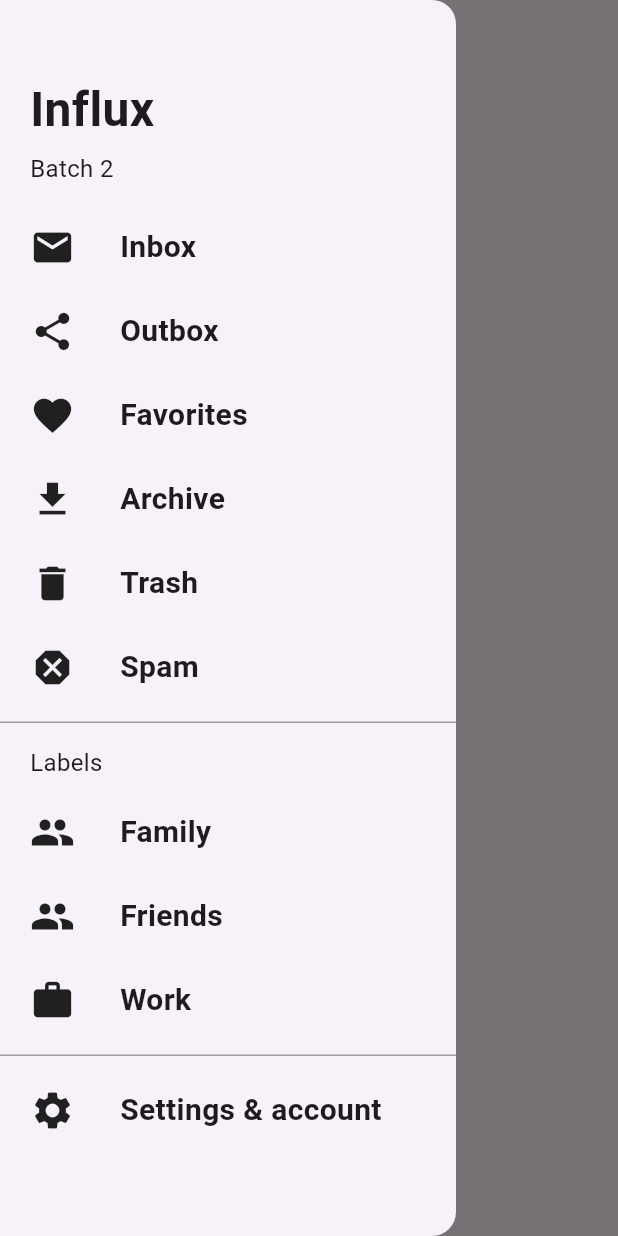
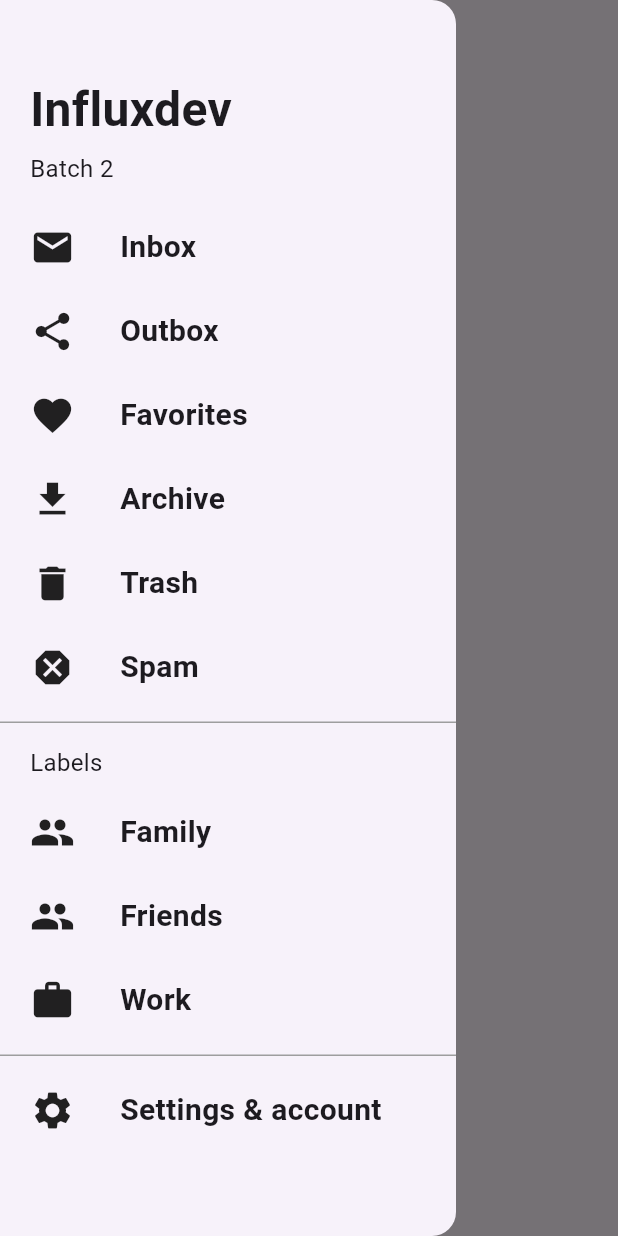
Before and after one commit to najmunoishi/flutter-practice, a Flutter app: the screen it shows after launch, with the side drawer open, on a phone screen of 412 x 824 dp. Run offline on Flutter 3.47's test engine with Material 3 defaults, Android fonts, the phone set to English and light mode, and no system bars.

```diff
--- a/practice/lib/screens/custom_drawer/drawer_screen.dart
+++ b/practice/lib/screens/custom_drawer/drawer_screen.dart
@@ -23,7 +23,7 @@ class DrawerScreen extends StatelessWidget {
                   crossAxisAlignment: CrossAxisAlignment.start,
                   children: [
                     Text(
-                      "Influx",
+                      "Influxdev",
                       style: TextStyle(
                         fontSize: 32,
                         fontWeight: FontWeight.bold,
```
